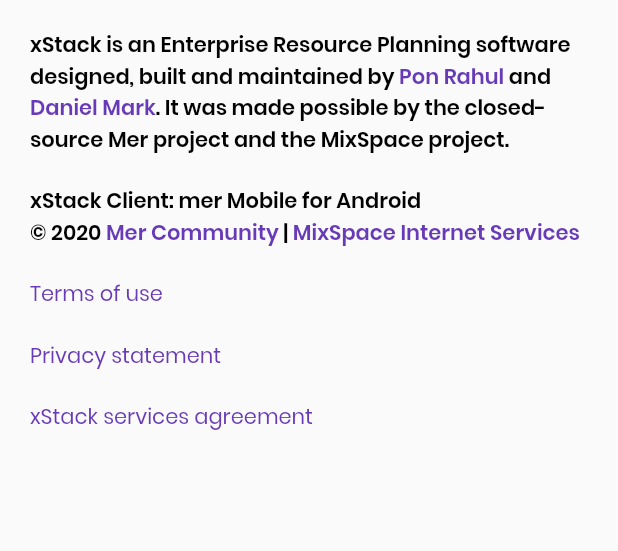
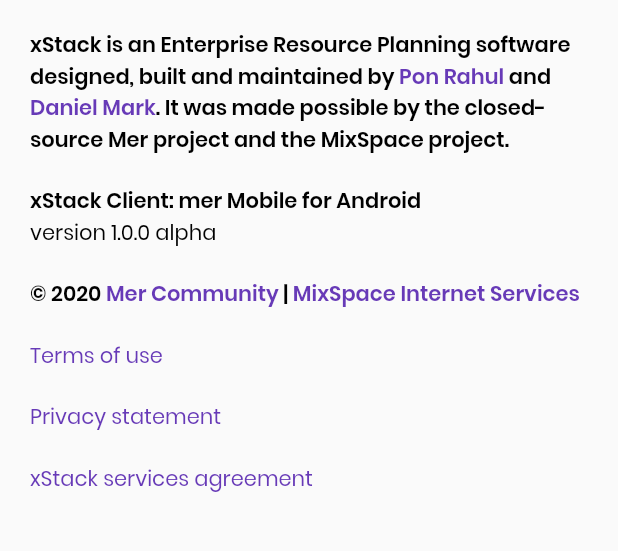
Before and after one commit to rahwinside/erp_attendance, a Flutter app: the AboutFragment screen opened directly, on a phone screen of 412 x 824 dp, the part 143-694 px from its top. Run offline on Flutter 3.47's test engine with Material 2 defaults, Android fonts, the phone set to English and light mode, and no system bars; our stand-ins replace datetime_picker_formfield, flutter_phoenix, sqflite; accounts and stored records are empty.

Commit message:
About UI modif.

```diff
--- a/lib/screens/home/about/AboutFragment.dart
+++ b/lib/screens/home/about/AboutFragment.dart
@@ -108,6 +108,19 @@
                 ),
               ),
             ),
+            Flexible(
+              child: Text(
+                "version 1.0.0 alpha",
+                style: TextStyle(
+                  color: Colors.black,
+                  fontFamily: 'Poppins',
+                  fontWeight: FontWeight.w400,
+                ),
+              ),
+            ),
+            Padding(
+              padding: EdgeInsets.only(top: 20),
+            ),
             Wrap(
               children: <Widget>[
                 Text(
```
